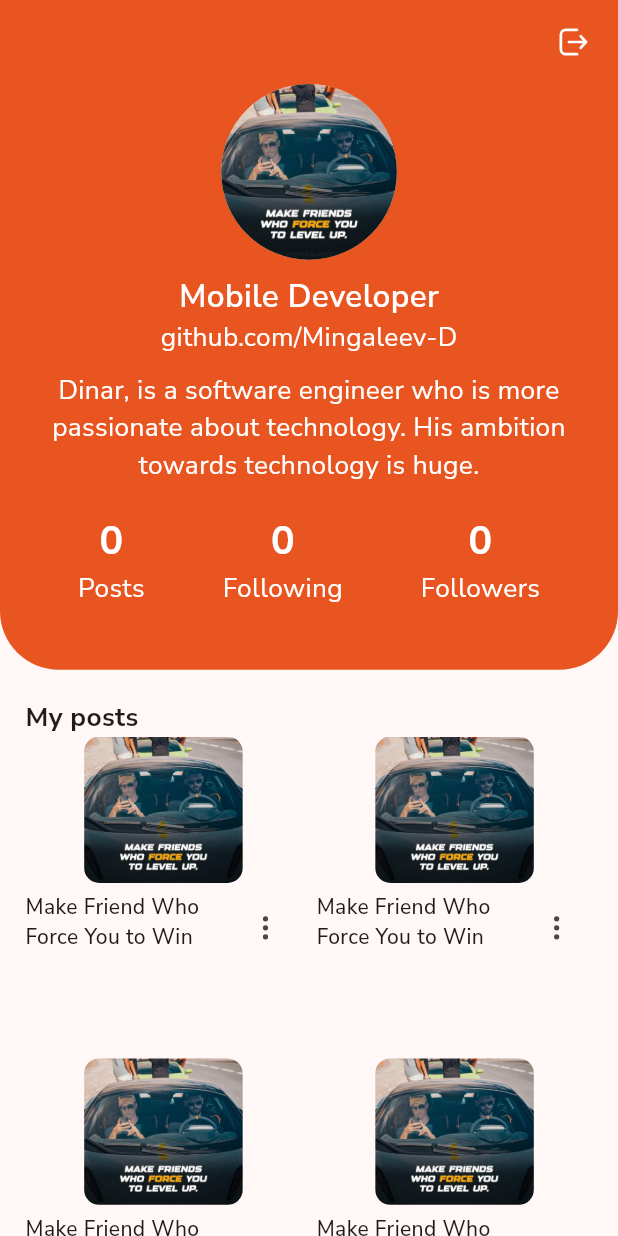
After one commit to Mingaleev-D/diary_bloc, a Flutter app: the ProfileScreen screen opened directly, on a phone screen of 412 x 824 dp. The commit adds this screen. Run offline on Flutter 3.47's test engine with Material 3 defaults, Android fonts, the phone set to English and light mode, and no system bars; our stand-ins replace auto_route, awesome_bottom_bar, fluentui_system_icons, flutter_screenutil, gap, google_fonts and 2 more; missing offline and left inert: animation_wrappers, flutter_quill.

Commit message:
экраны

```diff
--- a/lib/core/constants/app_assets.dart
+++ b/lib/core/constants/app_assets.dart
@@ -9,4 +9,5 @@ class AppAssets {
   static const String gitLogo = 'assets/images/git_logo.png';
   static const String groupLogo = 'assets/images/group_logo.png';
   static const String imageImage1 = 'assets/images/image_image1.jpg';
+  static const String placeholder = 'assets/images/placeholder.jpg';
 }
--- a/lib/ui/routes/app_router.dart
+++ b/lib/ui/routes/app_router.dart
@@ -20,5 +20,6 @@ class AppRouter extends _$AppRouter {
         AutoRoute(page: HomeScreenRoute.page),
         AutoRoute(page: GategoryScreenRoute.page),
         AutoRoute(page: TagsScreenRoute.page),
+        AutoRoute(page: HomeDetailsScreenRoute.page),
       ];
 }
--- /dev/null
+++ b/lib/ui/screens/profile/profile_screen.dart
@@ -0,0 +1,141 @@
+import 'package:auto_route/annotations.dart';
+import 'package:diary_bloc/core/constants/app_colors.dart';
+import 'package:fluentui_system_icons/fluentui_system_icons.dart';
+import 'package:flutter/material.dart';
+import 'package:flutter_screenutil/flutter_screenutil.dart';
+import 'package:velocity_x/velocity_x.dart';
+
+import '../../../core/constants/app_assets.dart';
+
+@RoutePage()
+class ProfileScreen extends StatelessWidget {
+  const ProfileScreen({super.key});
+
+  @override
+  Widget build(BuildContext context) {
+    return Scaffold(
+      appBar: AppBar(
+        foregroundColor: Colors.white,
+        backgroundColor: AppColors.primaryColor,
+        automaticallyImplyLeading: false,
+        elevation: 0,
+        actions: [
+          IconButton(
+            onPressed: () {},
+            icon: const Icon(FluentIcons.arrow_exit_20_filled).pOnly(right: 10),
+          )
+        ],
+      ),
+      body: ListView(
+        children: [
+          Container(
+            height: 400.h,
+            width: MediaQuery.of(context).size.width,
+            decoration: BoxDecoration(
+                color: AppColors.primaryColor,
+                borderRadius: BorderRadius.only(
+                  bottomLeft: Radius.circular(40.r),
+                  bottomRight: Radius.circular(40.r),
+                )),
+            child: Column(
+              children: [
+                CircleAvatar(
+                  radius: 60.r,
+                  backgroundImage: const AssetImage(AppAssets.imageImage1),
+                ),
+                10.h.heightBox,
+                'Mobile Developer'.text.white.semiBold.xl2.make(),
+                'github.com/Mingaleev-D'.text.white.xl.make(),
+                10.h.heightBox,
+                'Dinar, is a software engineer who is more passionate about technology. His ambition towards technology is huge.'
+                    .text
+                    .white
+                    .xl
+                    .center
+                    .ellipsis
+                    .maxLines(4)
+                    .make()
+                    .pSymmetric(h: 20.h),
+                20.h.heightBox,
+                Row(
+                  mainAxisAlignment: MainAxisAlignment.spaceEvenly,
+                  children: [
+                    Column(
+                      children: [
+                        '0'.text.white.xl3.bold.make(),
+                        'Posts'.text.white.xl.make(),
+                      ],
+                    ),
+                    Column(
+                      children: [
+                        '0'.text.white.xl3.bold.make(),
+                        'Following'.text.white.xl.make(),
+                      ],
+                    ),
+                    Column(
+                      children: [
+                        '0'.text.white.xl3.bold.make(),
+                        'Followers'.text.white.xl.make(),
+                      ],
+                    ),
+                  ],
+                )
+              ],
+            ),
+          ),
+          20.h.heightBox,
+          Padding(
+            padding: EdgeInsets.symmetric(horizontal: 16.w),
+            child: Column(
+              crossAxisAlignment: CrossAxisAlignment.start,
+              children: [
+                'My posts'.text.bold.xl.make(),
+                GridView.builder(
+                  itemCount: 4,
+                  shrinkWrap: true,
+                  physics: const NeverScrollableScrollPhysics(),
+                  gridDelegate: const SliverGridDelegateWithFixedCrossAxisCount(
+                    crossAxisCount: 2,
+                    crossAxisSpacing: 10,
+                    mainAxisSpacing: 10,
+                    childAspectRatio: 0.9,
+                  ),
+                  itemBuilder: (context, index) {
+                    return Column(
+                      children: [
+                        Image.asset(
+                          AppAssets.imageImage1,
+                          height: 100.h,
+                          width: 100.w,
+                          fit: BoxFit.cover,
+                        ).cornerRadius(10),
+                        6.h.heightBox,
+                        Row(
+                          crossAxisAlignment: CrossAxisAlignment.start,
+                          children: [
+                            'Make Friend Who Force You to Win'
+                                .text
+                                .medium
+                                .ellipsis
+                                .maxLines(3)
+                                .make()
+                                .expand(),
+                            IconButton(
+                              onPressed: () {},
+                              icon: const Icon(
+                                  FluentIcons.more_vertical_16_regular),
+                            )
+                          ],
+                        )
+                      ],
+                    );
+                  },
+                )
+              ],
+            ),
+          ),
+        ],
+      ),
+    );
+  }
+}
--- a/lib/ui/screens/screens_import.dart
+++ b/lib/ui/screens/screens_import.dart
@@ -1,3 +1,6 @@
+export 'package:diary_bloc/ui/screens/add_posts/add_posts_screen.dart';
+export 'package:diary_bloc/ui/screens/profile/profile_screen.dart';
+export 'package:diary_bloc/ui/screens/home/home_details/home_details_screen.dart';
 export 'package:diary_bloc/ui/screens/tags/tags_screen.dart';
 export 'package:diary_bloc/ui/screens/category/gategory_screen.dart';
 export 'package:diary_bloc/ui/screens/home/home_screen.dart';
--- a/pubspec.yaml
+++ b/pubspec.yaml
@@ -12,6 +12,7 @@ dependencies:
     sdk: flutter
   cupertino_icons: ^1.0.6
   gap: ^3.0.1
+  flutter_quill: ^9.2.4
   flutter_bloc: ^8.1.3
   velocity_x: ^4.1.2
   velocity_bloc: ^1.1.4
```
Also changed, not shown: lib/ui/screens/add_posts/add_posts_screen.dart (added, +126 -0 lines), lib/ui/screens/general/general.dart (+3 -6 lines), lib/ui/screens/home/home_details/home_details_screen.dart (added, +68 -0 lines), lib/ui/screens/home/home_screen.dart (+12 -6 lines), assets/images/placeholder.jpg (added), lib/ui/routes/app_router.gr.dart.
